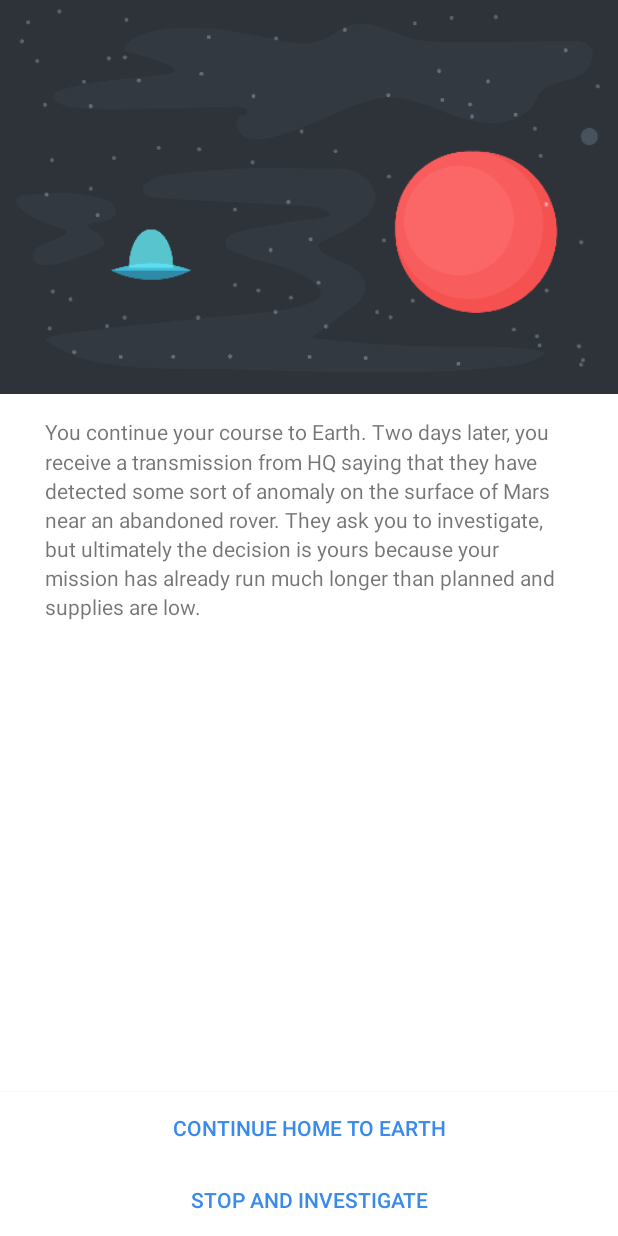
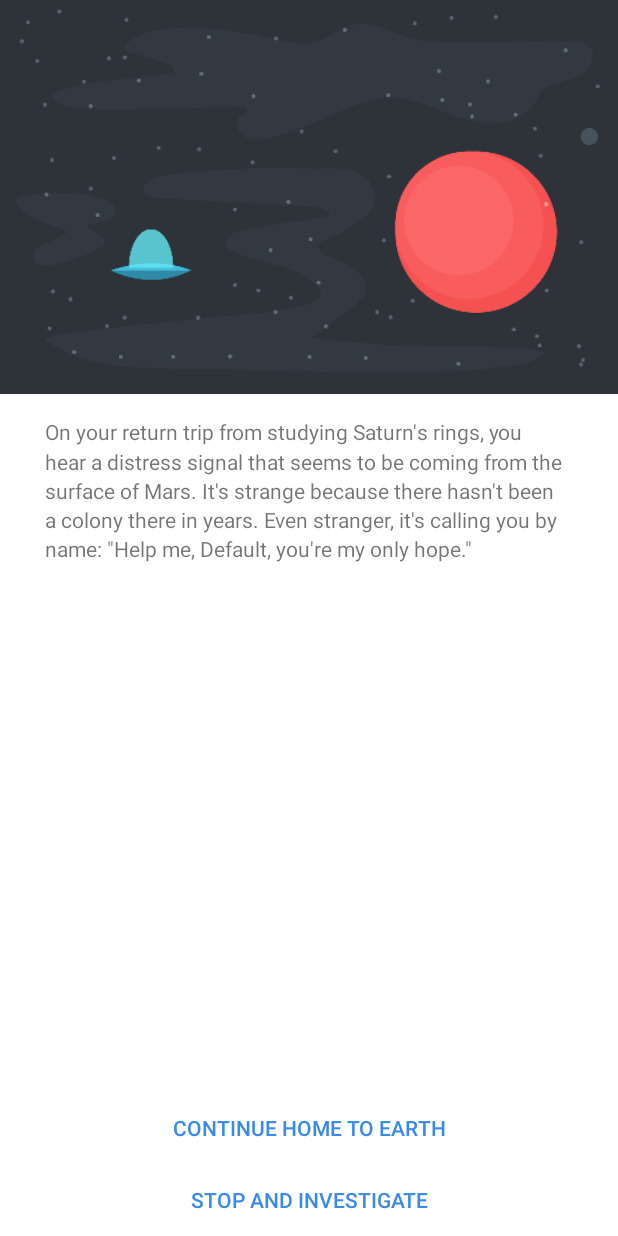
Before and after one commit to deepaknautiyal/Storyteller, an Android app: the StoryActivity screen opened directly, with no data from a screen before it, on a phone screen of 412 x 824 dp. Run offline under Robolectric (Android 15) with nearby library versions, the phone set to English and light mode, and no system bars.

Commit message:
Finishing off the project

```diff
--- a/app/src/main/java/com/deepaknautiyal/storyteller/model/Page.java
+++ b/app/src/main/java/com/deepaknautiyal/storyteller/model/Page.java
@@ -59,12 +59,11 @@ public class Page {
         this.mChoice2 = mChoice2;
     }
 
-
-    public boolean ismIsFinal() {
+    public boolean isIsFinal() {
         return mIsFinal;
     }
 
-    public void setmIsFinal(boolean mIsFinal) {
+    public void setIsFinal(boolean mIsFinal) {
         this.mIsFinal = mIsFinal;
     }
 }
--- a/app/src/main/java/com/deepaknautiyal/storyteller/model/Story.java
+++ b/app/src/main/java/com/deepaknautiyal/storyteller/model/Story.java
@@ -52,4 +52,8 @@ public class Story {
                 "You arrive home on Earth. While your mission was a success, you forever wonder what was sending that signal. Perhaps a future mission will be able to investigate...");
 
     }
+
+    public Page getPage(int pageNumber){
+        return mPages[pageNumber];
+    }
 }
--- a/app/src/main/java/com/deepaknautiyal/storyteller/ui/StoryActivity.java
+++ b/app/src/main/java/com/deepaknautiyal/storyteller/ui/StoryActivity.java
@@ -2,6 +2,7 @@ package com.deepaknautiyal.storyteller.ui;
 
 import android.annotation.SuppressLint;
 import android.content.Intent;
+import android.graphics.drawable.Drawable;
 import android.support.v7.app.ActionBar;
 import android.support.v7.app.AppCompatActivity;
 import android.os.Bundle;
@@ -11,8 +12,13 @@ import android.view.MotionEvent;
 import android.view.View;
 import android.view.MenuItem;
 import android.support.v4.app.NavUtils;
+import android.widget.Button;
+import android.widget.ImageView;
+import android.widget.TextView;
 
 import com.deepaknautiyal.storyteller.R;
+import com.deepaknautiyal.storyteller.model.Page;
+import com.deepaknautiyal.storyteller.model.Story;
 
 /**
  * An example full-screen activity that shows and hides the system UI (i.e.
@@ -31,6 +37,15 @@ public class StoryActivity extends AppCompatActivity {
      * user interaction before hiding the system UI.
      */
     private static final int AUTO_HIDE_DELAY_MILLIS = 3000;
+
+    // Added by Deepak
+    private Story mStory = new Story();
+    private ImageView mImageView;
+    private TextView mTextView;
+    private Button mChoice1;
+    private Button mChoice2;
+    private String mName;
+    private Page mCurrentPage;
 
     /**
      * Some older devices needs a small delay between UI widget updates
@@ -120,14 +135,20 @@ public class StoryActivity extends AppCompatActivity {
 
         //Added by Deepak
         Intent intent = getIntent();
-        String name = intent.getStringExtra(getString(R.string.user_key));
+        mName = intent.getStringExtra(getString(R.string.user_key));
 
-        if(name == null){
-            name = "Default";
+        if(mName == null){
+            mName = "Default";
         }
 
-        Log.d(TAG,name);
+//        Log.d(TAG,mName);
 
+        mImageView = (ImageView)findViewById(R.id.storyImageView);
+        mTextView = (TextView)findViewById(R.id.storyTextView);
+        mChoice1 = (Button)findViewById(R.id.choiceButton1);
+        mChoice2 = (Button)findViewById(R.id.choiceButton2);
+
+        loadPage(0);
 
     }
 
@@ -194,4 +215,34 @@ public class StoryActivity extends AppCompatActivity {
         mHideHandler.removeCallbacks(mHideRunnable);
         mHideHandler.postDelayed(mHideRunnable, delayMillis);
     }
+
+    private void loadPage(int choice){
+        mCurrentPage = mStory.getPage(0);
+
+        Drawable drawable = getResources().getDrawable(mCurrentPage.getImageId());
+        mImageView.setImageDrawable(drawable);
+
+        String pageText = mCurrentPage.getStoryText();
+        pageText = String.format(pageText, mName);
+        mTextView.setText(pageText);
+
+        mChoice1.setText(mCurrentPage.getChoice1().getChoiceText());
+        mChoice2.setText(mCurrentPage.getChoice2().getChoiceText());
+
+        mChoice1.setOnClickListener(new View.OnClickListener() {
+            @Override
+            public void onClick(View v) {
+                int nextPage = mCurrentPage.getChoice1().getNextPage();
+                loadPage(nextPage);
+            }
+        });
+
+        mChoice2.setOnClickListener(new View.OnClickListener() {
+            @Override
+            public void onClick(View v) {
+                int nextPage = mCurrentPage.getChoice2().getNextPage();
+                loadPage(nextPage);
+            }
+        });
+    }
 }
```
